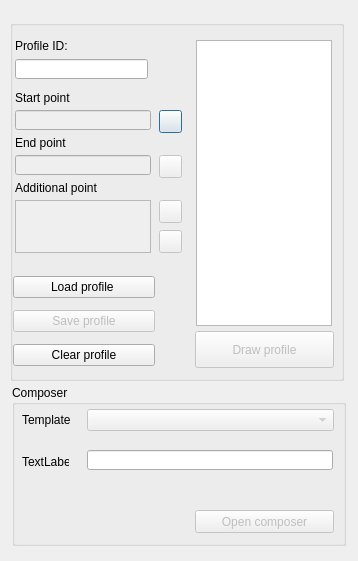
Qt form ui/draw_profile.ui (Giswater/giswater_qgis_plugin) before a commit.
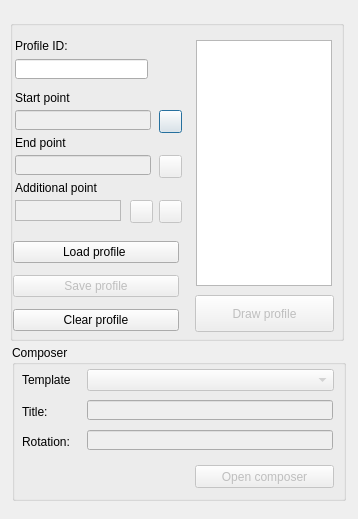
The same form after that commit. Icons and pictures are not drawn.

```diff
--- a/ui/draw_profile.ui
+++ b/ui/draw_profile.ui
@@ -7,7 +7,7 @@
     <x>0</x>
     <y>0</y>
     <width>358</width>
-    <height>561</height>
+    <height>519</height>
    </rect>
   </property>
   <property name="windowTitle">
@@ -22,7 +22,7 @@
      <x>10</x>
      <y>20</y>
      <width>334</width>
-     <height>361</height>
+     <height>321</height>
     </rect>
    </property>
    <property name="title">
@@ -154,8 +154,8 @@
      <rect>
       <x>5</x>
       <y>180</y>
-      <width>136</width>
-      <height>53</height>
+      <width>106</width>
+      <height>21</height>
      </rect>
     </property>
    </widget>
@@ -166,7 +166,7 @@
     <property name="geometry">
      <rect>
       <x>149</x>
-      <y>210</y>
+      <y>180</y>
       <width>23</width>
       <height>23</height>
      </rect>
@@ -186,7 +186,7 @@
     <property name="geometry">
      <rect>
       <x>185</x>
-      <y>311</y>
+      <y>275</y>
       <width>139</width>
       <height>37</height>
      </rect>
@@ -201,7 +201,7 @@
       <x>186</x>
       <y>20</y>
       <width>136</width>
-      <height>286</height>
+      <height>246</height>
      </rect>
     </property>
    </widget>
@@ -209,8 +209,8 @@
     <property name="geometry">
      <rect>
       <x>3</x>
-      <y>250</y>
-      <width>142</width>
+      <y>215</y>
+      <width>166</width>
       <height>103</height>
      </rect>
     </property>
@@ -246,9 +246,9 @@
    <property name="geometry">
     <rect>
      <x>12</x>
-     <y>385</y>
+     <y>345</y>
      <width>334</width>
-     <height>161</height>
+     <height>156</height>
     </rect>
    </property>
    <property name="title">
@@ -287,7 +287,7 @@
     <property name="geometry">
      <rect>
       <x>183</x>
-      <y>125</y>
+      <y>120</y>
       <width>139</width>
       <height>23</height>
      </rect>
@@ -296,11 +296,14 @@
      <string>Open composer</string>
     </property>
    </widget>
-   <widget class="QLineEdit" name="lineEdit">
+   <widget class="QLineEdit" name="title">
+    <property name="enabled">
+     <bool>false</bool>
+    </property>
     <property name="geometry">
      <rect>
       <x>75</x>
-      <y>65</y>
+      <y>55</y>
       <width>246</width>
       <height>20</height>
      </rect>
@@ -310,13 +313,39 @@
     <property name="geometry">
      <rect>
       <x>10</x>
-      <y>70</y>
+      <y>60</y>
       <width>47</width>
       <height>13</height>
      </rect>
     </property>
     <property name="text">
-     <string>TextLabel</string>
+     <string>Title:</string>
+    </property>
+   </widget>
+   <widget class="QLabel" name="label_7">
+    <property name="geometry">
+     <rect>
+      <x>10</x>
+      <y>90</y>
+      <width>47</width>
+      <height>13</height>
+     </rect>
+    </property>
+    <property name="text">
+     <string>Rotation:</string>
+    </property>
+   </widget>
+   <widget class="QLineEdit" name="rotation">
+    <property name="enabled">
+     <bool>false</bool>
+    </property>
+    <property name="geometry">
+     <rect>
+      <x>75</x>
+      <y>85</y>
+      <width>246</width>
+      <height>20</height>
+     </rect>
     </property>
    </widget>
   </widget>
@@ -326,7 +355,7 @@
    </property>
    <property name="geometry">
     <rect>
-     <x>159</x>
+     <x>130</x>
      <y>200</y>
      <width>23</width>
      <height>23</height>
```
